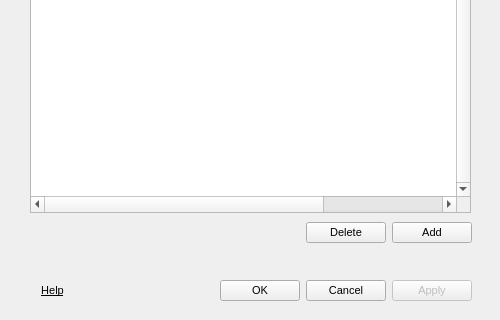
Qt form Source/MEGASync/gui/linux/SettingsDialog.ui (meganz/MEGAsync) before a commit; both pictures show x 0 to 500 and y 213 to 533 of the 500 by 533 pixel window.
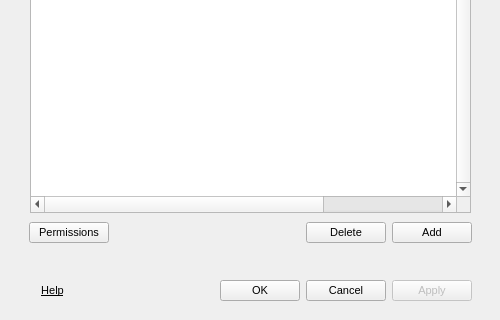
The same form after that commit. The open tabs and pages were chosen to show the change. Icons and pictures are not drawn.

Commit message: Added permission options to Settings Dialog

```diff
--- a/Source/MEGASync/gui/linux/SettingsDialog.ui
+++ b/Source/MEGASync/gui/linux/SettingsDialog.ui
@@ -1905,6 +1905,13 @@
                </property>
               </spacer>
              </item>
+             <item>
+              <widget class="QPushButton" name="bPermissions">
+               <property name="text">
+                <string>Permissions</string>
+               </property>
+              </widget>
+             </item>
             </layout>
            </widget>
           </item>
```
The commit also changes 4 other files.
